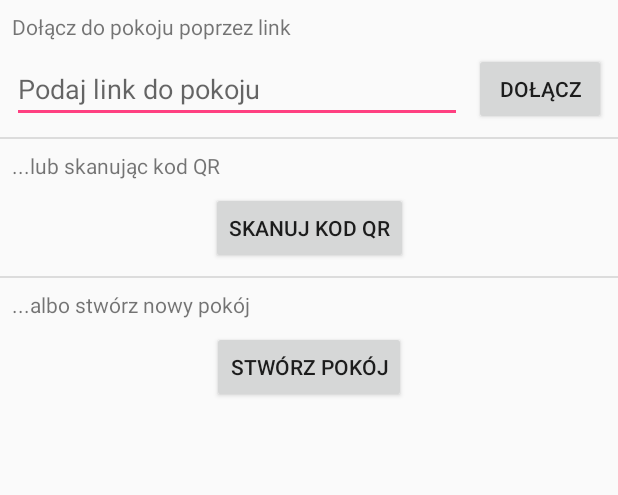
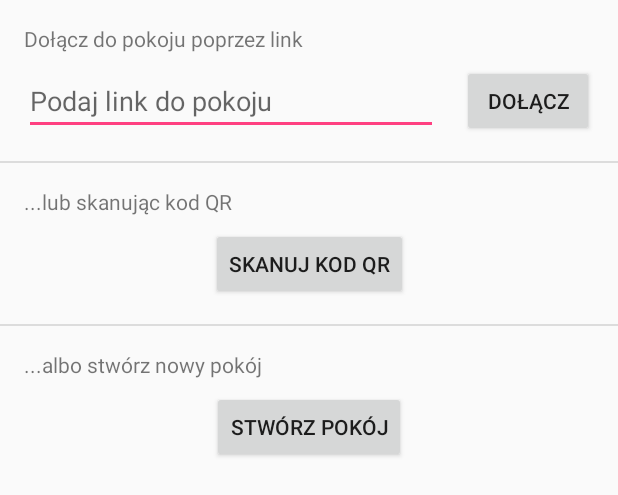
Before and after one commit to PanelistTeam/panelist-pancake, an Android app: the layout dialog_join_room.xml on its own in the app's theme, with its tools: preview values and no code run, on a phone screen of 412 x 824 dp. Shown: the top 495 px of the screen. Run offline under Robolectric (Android 15) with nearby library versions, the phone set to English and light mode, and no system bars.

Commit message:
Adjust margins

```diff
--- a/app/src/main/res/layout/dialog_join_room.xml
+++ b/app/src/main/res/layout/dialog_join_room.xml
@@ -16,8 +16,8 @@
 			android:id="@+id/textView_dialogJoinRoom_joinByLink"
 			android:layout_width="wrap_content"
 			android:layout_height="wrap_content"
-			android:layout_marginStart="8dp"
-			android:layout_marginTop="8dp"
+			android:layout_marginStart="16dp"
+			android:layout_marginTop="16dp"
 			android:text="@string/textView_dialogJoinRoom_joinByLink"
 			app:layout_constraintStart_toStartOf="parent"
 			app:layout_constraintTop_toTopOf="parent" />
@@ -26,8 +26,8 @@
 			android:id="@+id/button_dialogJoinRoom_joinByLink"
 			android:layout_width="0dp"
 			android:layout_height="wrap_content"
-			android:layout_marginBottom="8dp"
-			android:layout_marginEnd="8dp"
+			android:layout_marginBottom="16dp"
+			android:layout_marginEnd="16dp"
 			android:layout_marginTop="8dp"
 			android:text="@string/button_dialogJoinRoom_joinByLink"
 			app:layout_constraintBottom_toBottomOf="parent"
@@ -38,9 +38,9 @@
 			android:id="@+id/editText_dialogJoinRoom_joinByLink"
 			android:layout_width="0dp"
 			android:layout_height="wrap_content"
-			android:layout_marginBottom="8dp"
-			android:layout_marginEnd="8dp"
-			android:layout_marginStart="8dp"
+			android:layout_marginBottom="16dp"
+			android:layout_marginEnd="16dp"
+			android:layout_marginStart="16dp"
 			android:layout_marginTop="8dp"
 			android:ems="10"
 			android:inputType="text"
@@ -60,8 +60,8 @@
 			android:id="@+id/textView_dialogJoinRoom_joinByQrCode"
 			android:layout_width="wrap_content"
 			android:layout_height="wrap_content"
-			android:layout_marginStart="8dp"
-			android:layout_marginTop="8dp"
+			android:layout_marginStart="16dp"
+			android:layout_marginTop="16dp"
 			android:text="@string/textView_dialogJoinRoom_joinByQrCode"
 			app:layout_constraintStart_toStartOf="parent"
 			app:layout_constraintTop_toTopOf="parent" />
@@ -70,7 +70,7 @@
 			android:id="@+id/button_dialogJoinRoom_joinByQrCode"
 			android:layout_width="wrap_content"
 			android:layout_height="wrap_content"
-			android:layout_marginBottom="8dp"
+			android:layout_marginBottom="16dp"
 			android:layout_marginTop="8dp"
 			android:text="@string/button_dialogJoinRoom_joinByQrCode"
 			app:layout_constraintBottom_toBottomOf="parent"
@@ -88,8 +88,8 @@
 			android:id="@+id/textView_dialogJoinRoom_createRoom"
 			android:layout_width="wrap_content"
 			android:layout_height="wrap_content"
-			android:layout_marginStart="8dp"
-			android:layout_marginTop="8dp"
+			android:layout_marginStart="16dp"
+			android:layout_marginTop="16dp"
 			android:text="@string/textView_dialogJoinRoom_createRoom"
 			app:layout_constraintStart_toStartOf="parent"
 			app:layout_constraintTop_toTopOf="parent" />
@@ -98,8 +98,8 @@
 			android:id="@+id/button_dialogJoinRoom_createRoom"
 			android:layout_width="wrap_content"
 			android:layout_height="wrap_content"
+			android:layout_marginBottom="16dp"
 			android:layout_marginTop="8dp"
-			android:layout_marginBottom="8dp"
 			android:text="@string/button_dialogJoinRoom_createRoom"
 			app:layout_constraintBottom_toBottomOf="parent"
 			app:layout_constraintEnd_toEndOf="parent"
```
